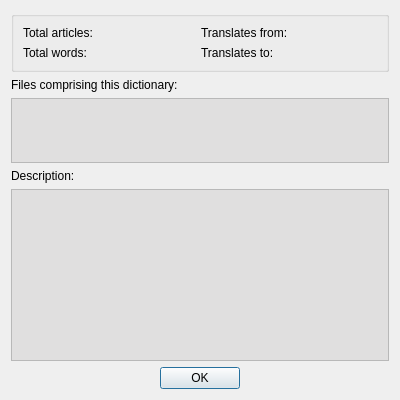
Above: dictinfo.ui from goldendict/goldendict before the change. Below: the same form after it.
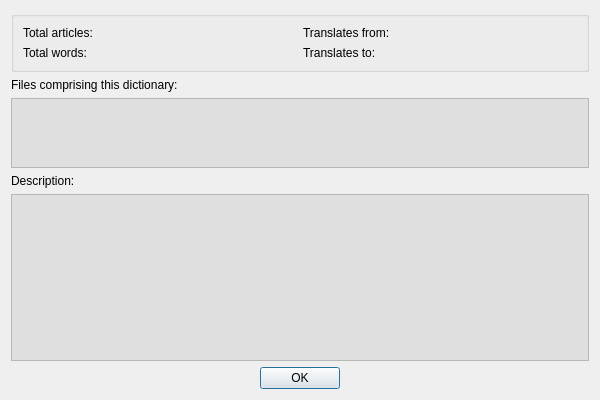
That is the form after the change.

Commit message: 1. Store geometry of the "Dictionary info" window 2. Move commands in the dictionary bar context menu to begin

```diff
--- a/dictinfo.ui
+++ b/dictinfo.ui
@@ -6,7 +6,7 @@
    <rect>
     <x>0</x>
     <y>0</y>
-    <width>400</width>
+    <width>600</width>
     <height>400</height>
    </rect>
   </property>
@@ -94,13 +94,19 @@
      <property name="sizePolicy">
       <sizepolicy hsizetype="Expanding" vsizetype="Fixed">
        <horstretch>0</horstretch>
-       <verstretch>65</verstretch>
+       <verstretch>70</verstretch>
       </sizepolicy>
      </property>
      <property name="minimumSize">
       <size>
        <width>0</width>
-       <height>65</height>
+       <height>70</height>
+      </size>
+     </property>
+     <property name="maximumSize">
+      <size>
+       <width>16777215</width>
+       <height>70</height>
       </size>
      </property>
      <property name="palette">
```
The commit also changes 6 other files.
